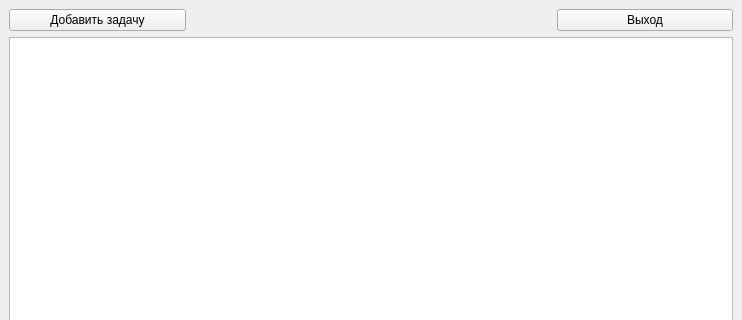
This is mainwindow.ui in clikemake/ToDoList as Qt 5 draws it before an edit; both pictures show x 0 to 742 and y 0 to 320 of the 742 by 481 pixel window. The edited form follows.
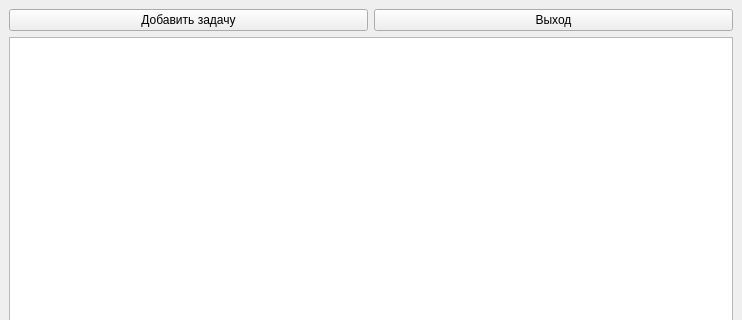
This is the edited form.

What changed in the file:
```diff
--- a/mainwindow.ui
+++ b/mainwindow.ui
@@ -15,22 +15,6 @@
   </property>
   <widget class="QWidget" name="centralwidget">
    <layout class="QGridLayout" name="gridLayout">
-    <item row="1" column="0" colspan="4">
-     <widget class="QListView" name="listView"/>
-    </item>
-    <item row="0" column="3">
-     <widget class="QPushButton" name="exitBtn">
-      <property name="sizePolicy">
-       <sizepolicy hsizetype="Preferred" vsizetype="Fixed">
-        <horstretch>0</horstretch>
-        <verstretch>0</verstretch>
-       </sizepolicy>
-      </property>
-      <property name="text">
-       <string>Выход</string>
-      </property>
-     </widget>
-    </item>
     <item row="0" column="0">
      <widget class="QPushButton" name="addTaskBtn">
       <property name="sizePolicy">
@@ -44,6 +28,22 @@
       </property>
      </widget>
     </item>
+    <item row="0" column="1">
+     <widget class="QPushButton" name="exitBtn">
+      <property name="sizePolicy">
+       <sizepolicy hsizetype="Preferred" vsizetype="Fixed">
+        <horstretch>0</horstretch>
+        <verstretch>0</verstretch>
+       </sizepolicy>
+      </property>
+      <property name="text">
+       <string>Выход</string>
+      </property>
+     </widget>
+    </item>
+    <item row="1" column="0" colspan="2">
+     <widget class="QListView" name="taskListView"/>
+    </item>
    </layout>
   </widget>
   <widget class="QMenuBar" name="menubar">
```
